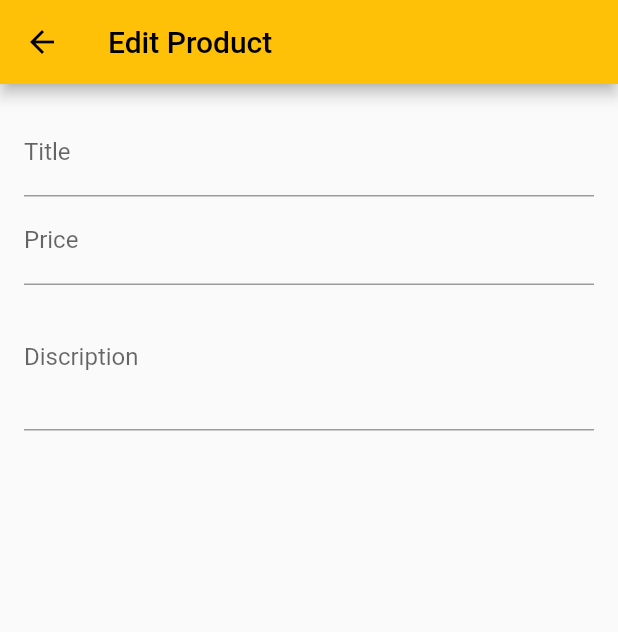
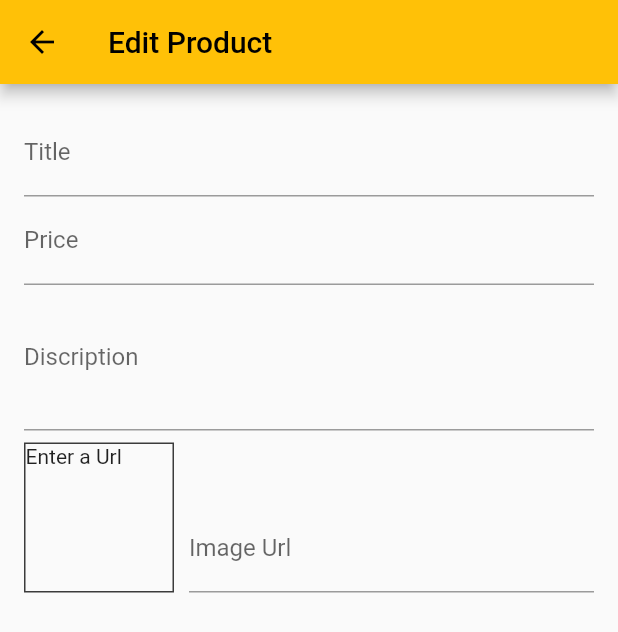
Before and after one commit to sumitvarun/shop_app, a Flutter app: the EditProductScreen screen opened by its route, on a phone screen of 412 x 824 dp. Shown: the top 632 px of the screen. Run offline on Flutter 3.47's test engine with Material 2 defaults, Android fonts, the phone set to English and light mode, and no system bars; our stand-ins replace google_fonts; network calls fail.

Commit message:
Added Image Input & Image preview

```diff
--- a/lib/screens/edit_product_screen.dart
+++ b/lib/screens/edit_product_screen.dart
@@ -1,4 +1,5 @@
 import 'package:flutter/material.dart';
+import 'package:flutter/services.dart';
 
 class EditProductScreen extends StatefulWidget {
   EditProductScreen({Key? key}) : super(key: key);
@@ -12,6 +13,7 @@ class EditProductScreen extends StatefulWidget {
 class _EditProductScreenState extends State<EditProductScreen> {
   final _priceFocusNode = FocusNode();
   final _discriptionFocusNode = FocusNode();
+  final _imageUrlController = TextEditingController();
 
   // note : if you working with focusNode
   //focusnode is stick with your memory
@@ -23,6 +25,7 @@ class _EditProductScreenState extends State<EditProductScreen> {
     //TODO : implement dispose
     _priceFocusNode.dispose();
     _discriptionFocusNode.dispose();
+    _imageUrlController.dispose();
     super.dispose();
   }
 
@@ -62,6 +65,41 @@ class _EditProductScreenState extends State<EditProductScreen> {
               focusNode: _discriptionFocusNode,
               //  textInputAction: TextInputAction.next,
             ),
+            Row(
+              crossAxisAlignment: CrossAxisAlignment.end,
+              children: <Widget>[
+                Container(
+                  width: 100,
+                  height: 100,
+                  margin: const EdgeInsets.only(top: 8, right: 10),
+                  decoration: BoxDecoration(
+                    border: Border.all(
+                      width: 1,
+                      color: const Color.fromARGB(255, 59, 59, 59),
+                    ),
+                  ),
+                  child: _imageUrlController.text.isEmpty
+                      ? Text('Enter a Url')
+                      : FittedBox(
+                          child: Image.network(
+                            _imageUrlController.text,
+                            fit: BoxFit.cover,
+                          ),
+                        ),
+                ),
+                Expanded(
+                  child: TextFormField(
+                    decoration: InputDecoration(labelText: 'Image Url'),
+                    keyboardType: TextInputType.url,
+                    textInputAction: TextInputAction.done,
+                    controller: _imageUrlController,
+                    onEditingComplete: () {
+                      setState(() {});
+                    },
+                  ),
+                ),
+              ],
+            )
           ],
         )),
       ),
```
